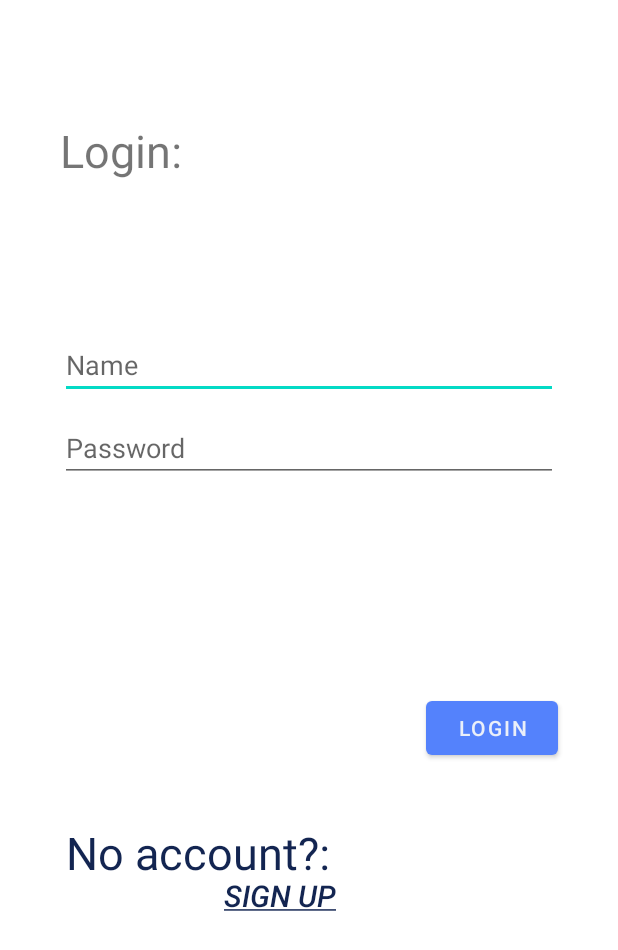
After one commit to rexode/PartyApp, an Android app: the layout login_layout.xml on its own in the app's theme, with its tools: preview values and no code run, on a phone screen of 412 x 824 dp. The commit adds this screen. Shown: the top 950 px of the screen. Run offline under Robolectric (Android 15) with nearby library versions, the phone set to English and light mode, and no system bars.

Commit message:
templates for xml files

```diff
--- a/app/build.gradle
+++ b/app/build.gradle
@@ -1,6 +1,7 @@
 plugins {
     id 'com.android.application'
     id 'kotlin-android'
+    id 'kotlin-android-extensions'
 }
 
 android {
--- /dev/null
+++ b/app/src/main/res/layout/login_layout.xml
@@ -0,0 +1,78 @@
+<?xml version="1.0" encoding="utf-8"?>
+<androidx.constraintlayout.widget.ConstraintLayout xmlns:android="http://schemas.android.com/apk/res/android"
+    xmlns:app="http://schemas.android.com/apk/res-auto"
+    xmlns:tools="http://schemas.android.com/tools"
+    android:layout_width="match_parent"
+    android:layout_height="match_parent">
+
+
+    <TextView
+        android:id="@+id/textView_login"
+        android:layout_width="wrap_content"
+        android:layout_height="wrap_content"
+        android:layout_marginStart="40dp"
+        android:layout_marginTop="80dp"
+        android:text="Login:"
+        android:textSize="30dp"
+        app:layout_constraintStart_toStartOf="parent"
+        app:layout_constraintTop_toTopOf="parent"/>
+
+    <EditText
+        android:id="@+id/textview_name"
+        android:layout_width="match_parent"
+        android:layout_height="wrap_content"
+        android:layout_marginStart="40dp"
+        android:layout_marginEnd="40dp"
+        android:layout_marginTop="100dp"
+        android:hint="Name"
+        app:layout_constraintStart_toStartOf="parent"
+        app:layout_constraintTop_toBottomOf="@+id/textView_login"/>
+
+    <EditText
+        android:id="@+id/textview_password"
+        android:layout_width="match_parent"
+        android:layout_height="wrap_content"
+        android:layout_marginStart="40dp"
+        android:layout_marginEnd="40dp"
+        android:layout_marginTop="10dp"
+        android:hint="Password"
+        app:layout_constraintStart_toStartOf="parent"
+        app:layout_constraintTop_toBottomOf="@+id/textview_name"/>
+
+    <Button
+        android:id="@+id/button_login"
+        android:layout_width="wrap_content"
+        android:layout_height="wrap_content"
+        android:layout_marginTop="140dp"
+        android:layout_marginEnd="40dp"
+        android:text="Login"
+        android:textColor="@color/blueSoft"
+        app:layout_constraintEnd_toEndOf="parent"
+        app:layout_constraintTop_toBottomOf="@+id/textview_password"/>
+
+    <Button
+        android:id="@+id/button_signup"
+        android:layout_width="wrap_content"
+        android:layout_height="wrap_content"
+        android:layout_marginTop="252dp"
+        android:layout_marginEnd="172dp"
+        style="@style/Widget.AppCompat.Button.Borderless"
+        android:text="@string/sign_up"
+        android:textColor="@color/blueSecond"
+        android:textSize="20dp"
+        app:layout_constraintEnd_toEndOf="parent"
+        app:layout_constraintTop_toBottomOf="@+id/textview_password" />
+
+    <TextView
+        android:id="@+id/textView_signup"
+        android:layout_width="wrap_content"
+        android:layout_height="wrap_content"
+        android:layout_marginTop="548dp"
+        android:layout_marginEnd="192dp"
+        android:text="No account?:"
+        android:textColor="@color/blueSecond"
+        android:textSize="30dp"
+        app:layout_constraintEnd_toEndOf="parent"
+        app:layout_constraintTop_toTopOf="parent" />
+
+</androidx.constraintlayout.widget.ConstraintLayout>
--- a/app/src/main/res/values-night/themes.xml
+++ b/app/src/main/res/values-night/themes.xml
@@ -2,8 +2,8 @@
     <!-- Base application theme. -->
     <style name="Theme.PartyApp" parent="Theme.MaterialComponents.DayNight.DarkActionBar">
         <!-- Primary brand color. -->
-        <item name="colorPrimary">@color/purple_200</item>
-        <item name="colorPrimaryVariant">@color/purple_700</item>
+        <item name="colorPrimary">@color/blueOrigin</item>
+        <item name="colorPrimaryVariant">@color/blueOrigin</item>
         <item name="colorOnPrimary">@color/black</item>
         <!-- Secondary brand color. -->
         <item name="colorSecondary">@color/teal_200</item>
--- a/app/src/main/res/values/colors.xml
+++ b/app/src/main/res/values/colors.xml
@@ -7,4 +7,10 @@
     <color name="teal_700">#FF018786</color>
     <color name="black">#FF000000</color>
     <color name="white">#FFFFFFFF</color>
+
+    <color name="blueOrigin">#5482FC</color>
+    <color name="blueSecond">#132551</color>
+    <color name="blueSoft">#EAEFF9</color>
+    <color name="silver">#9F9F9F</color>
+
 </resources>
--- a/app/src/main/res/values/strings.xml
+++ b/app/src/main/res/values/strings.xml
@@ -1,3 +1,5 @@
 <resources>
     <string name="app_name">PartyApp</string>
+
+    <string name="sign_up"><u><i>Sign up</i></u></string>
 </resources>
--- a/app/src/main/res/values/themes.xml
+++ b/app/src/main/res/values/themes.xml
@@ -2,9 +2,9 @@
     <!-- Base application theme. -->
     <style name="Theme.PartyApp" parent="Theme.MaterialComponents.DayNight.DarkActionBar">
         <!-- Primary brand color. -->
-        <item name="colorPrimary">@color/purple_500</item>
-        <item name="colorPrimaryVariant">@color/purple_700</item>
-        <item name="colorOnPrimary">@color/white</item>
+        <item name="colorPrimary">@color/blueOrigin</item>
+        <item name="colorPrimaryVariant">@color/blueOrigin</item>
+        <item name="colorOnPrimary">@color/blueOrigin</item>
         <!-- Secondary brand color. -->
         <item name="colorSecondary">@color/teal_200</item>
         <item name="colorSecondaryVariant">@color/teal_700</item>
```
Also changed, not shown: app/src/main/res/layout/all_partys_layout.xml (added, +46 -0 lines), app/src/main/res/layout/enter_partyinfo_fragment.xml (added, +68 -0 lines), app/src/main/res/layout/party.xml (added, +21 -0 lines), app/src/main/res/layout/signup_layout.xml (added, +65 -0 lines).
